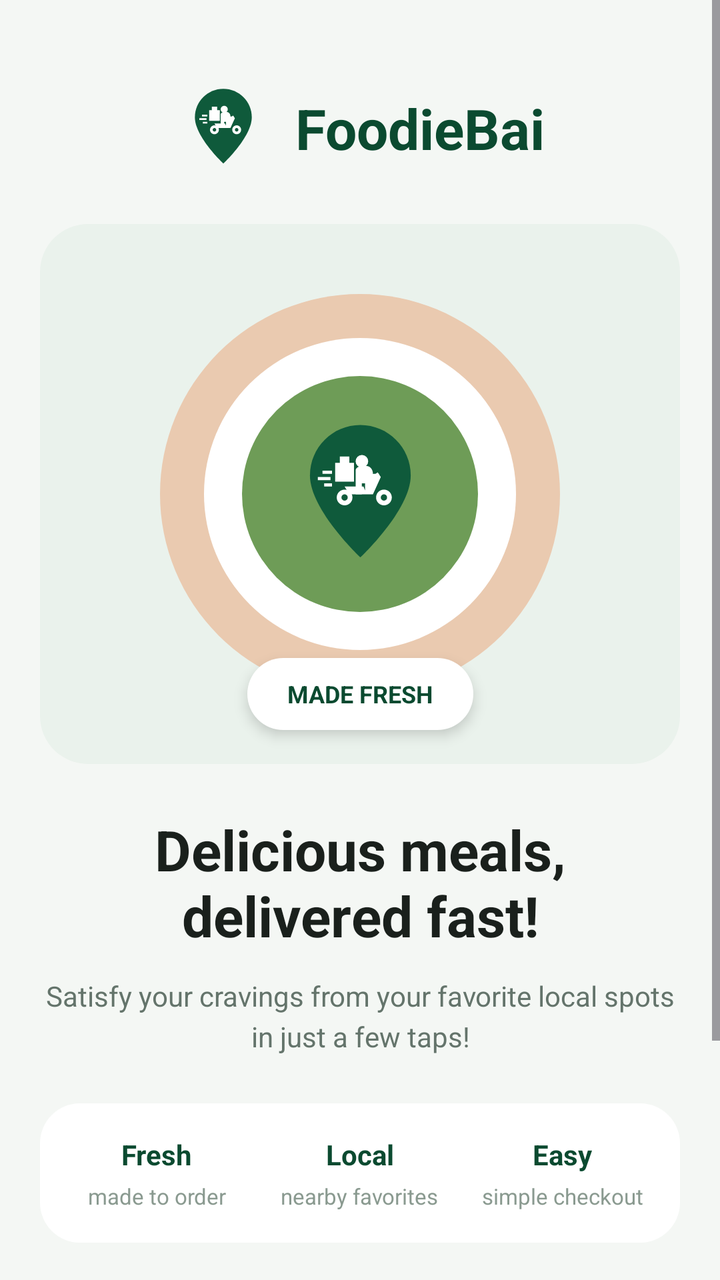
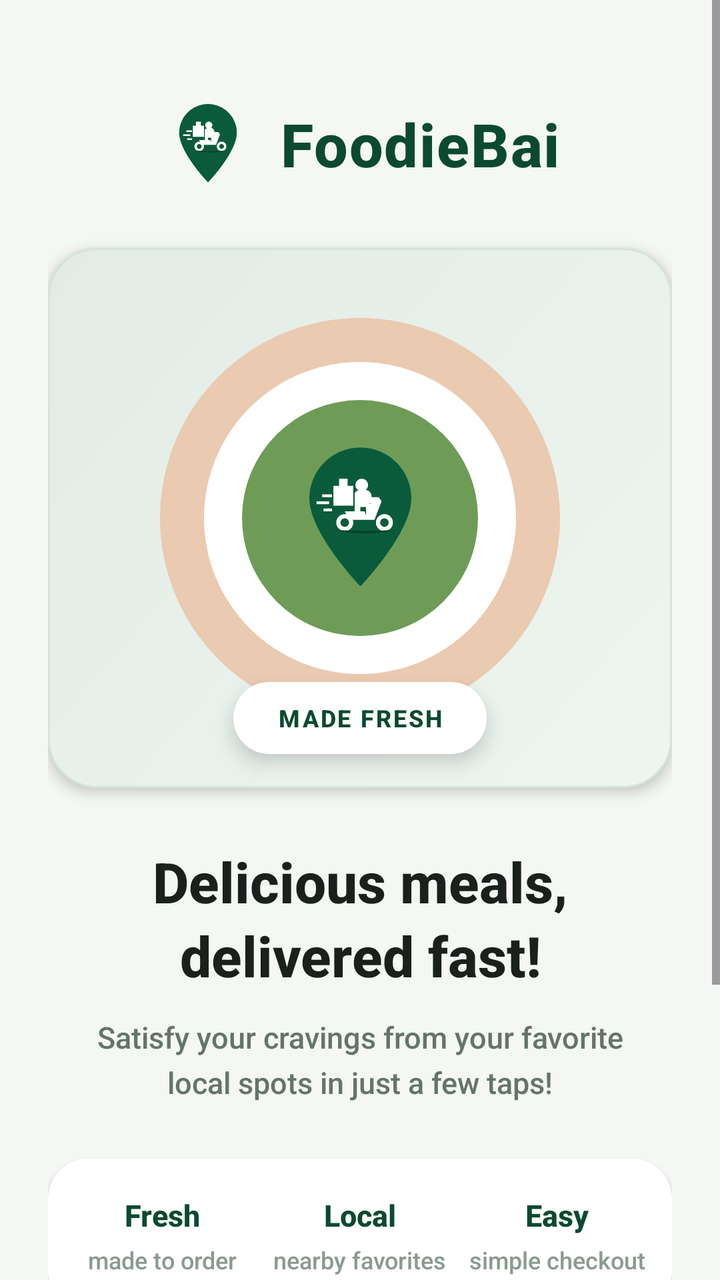

Before-and-after screenshots of an Android layout around one commit, followed by the original layout XML and the change that was made.
<!-- AndroidManifest.xml: application theme Theme.FoodOrderingSystem -->
<!-- res/layout/activity_welcome.xml -->
<?xml version="1.0" encoding="utf-8"?>
<ScrollView xmlns:android="http://schemas.android.com/apk/res/android"
    xmlns:app="http://schemas.android.com/apk/res-auto"
    android:layout_width="match_parent"
    android:layout_height="match_parent"
    android:background="@color/bg_screen"
    android:fillViewport="true">

    <androidx.constraintlayout.widget.ConstraintLayout
        android:layout_width="match_parent"
        android:layout_height="wrap_content"
        android:padding="20dp">

        
        <LinearLayout
            android:id="@+id/ll_header"
            android:layout_width="wrap_content"
            android:layout_height="wrap_content"
            android:layout_marginTop="20dp"
            android:gravity="center_vertical"
            android:orientation="horizontal"
            app:layout_constraintEnd_toEndOf="parent"
            app:layout_constraintStart_toStartOf="parent"
            app:layout_constraintTop_toTopOf="parent">

            <ImageView
                android:layout_width="48dp"
                android:layout_height="48dp"
                android:src="@drawable/ic_scooter_pin" />

            <TextView
                android:layout_width="wrap_content"
                android:layout_height="wrap_content"
                android:layout_marginStart="12dp"
                android:text="FoodieBai"
                android:textColor="@color/primary_green_dark"
                android:textSize="28sp"
                android:textStyle="bold" />
        </LinearLayout>

        
        <androidx.constraintlayout.widget.ConstraintLayout
            android:id="@+id/card_hero"
            android:layout_width="0dp"
            android:layout_height="270dp"
            android:layout_marginTop="24dp"
            android:background="@drawable/bg_hero_card"
            app:layout_constraintEnd_toEndOf="parent"
            app:layout_constraintStart_toStartOf="parent"
            app:layout_constraintTop_toBottomOf="@id/ll_header">

            
            
            <View
                android:id="@+id/v_outer_circle"
                android:layout_width="200dp"
                android:layout_height="200dp"
                android:background="@drawable/bg_circle_tan"
                app:layout_constraintBottom_toBottomOf="parent"
                app:layout_constraintEnd_toEndOf="parent"
                app:layout_constraintStart_toStartOf="parent"
                app:layout_constraintTop_toTopOf="parent" />

            
            <View
                android:id="@+id/v_white_ring"
                android:layout_width="156dp"
                android:layout_height="156dp"
                android:background="@drawable/bg_circle_white"
                app:layout_constraintBottom_toBottomOf="@id/v_outer_circle"
                app:layout_constraintEnd_toEndOf="@id/v_outer_circle"
                app:layout_constraintStart_toStartOf="@id/v_outer_circle"
                app:layout_constraintTop_toTopOf="@id/v_outer_circle" />

            
            <View
                android:id="@+id/v_green_ring"
                android:layout_width="118dp"
                android:layout_height="118dp"
                android:background="@drawable/bg_circle_green_hero"
                app:layout_constraintBottom_toBottomOf="@id/v_white_ring"
                app:layout_constraintEnd_toEndOf="@id/v_white_ring"
                app:layout_constraintStart_toStartOf="@id/v_white_ring"
                app:layout_constraintTop_toTopOf="@id/v_white_ring" />

            
            <ImageView
                android:id="@+id/iv_hero_logo"
                android:layout_width="85dp"
                android:layout_height="85dp"
                android:src="@drawable/ic_scooter_pin"
                app:layout_constraintBottom_toBottomOf="@id/v_green_ring"
                app:layout_constraintEnd_toEndOf="@id/v_green_ring"
                app:layout_constraintStart_toStartOf="@id/v_green_ring"
                app:layout_constraintTop_toTopOf="@id/v_green_ring" />

            
            <TextView
                android:layout_width="wrap_content"
                android:layout_height="36dp"
                android:background="@drawable/bg_info_pill"
                android:elevation="4dp"
                android:gravity="center"
                android:paddingHorizontal="20dp"
                android:text="MADE FRESH"
                android:textColor="@color/primary_green_dark"
                android:textSize="12sp"
                android:textStyle="bold"
                app:layout_constraintBottom_toBottomOf="@id/v_outer_circle"
                app:layout_constraintEnd_toEndOf="parent"
                app:layout_constraintStart_toStartOf="parent"
                app:layout_constraintTop_toBottomOf="@id/v_outer_circle" />

        </androidx.constraintlayout.widget.ConstraintLayout>

        
        <TextView
            android:id="@+id/tv_headline"
            android:layout_width="0dp"
            android:layout_height="wrap_content"
            android:layout_marginTop="24dp"
            android:gravity="center"
            android:text="Delicious meals,\ndelivered fast!"
            android:textColor="@color/text_dark"
            android:textSize="28sp"
            android:textStyle="bold"
            app:layout_constraintEnd_toEndOf="parent"
            app:layout_constraintStart_toStartOf="parent"
            app:layout_constraintTop_toBottomOf="@id/card_hero" />

        
        <TextView
            android:id="@+id/tv_subtitle"
            android:layout_width="0dp"
            android:layout_height="wrap_content"
            android:layout_marginTop="12dp"
            android:gravity="center"
            android:lineSpacingExtra="4dp"
            android:text="Satisfy your cravings from your favorite local spots in just a few taps!"
            android:textColor="@color/text_secondary"
            android:textSize="14sp"
            app:layout_constraintEnd_toEndOf="parent"
            app:layout_constraintStart_toStartOf="parent"
            app:layout_constraintTop_toBottomOf="@id/tv_headline" />

        
        <LinearLayout
            android:id="@+id/ll_info_pill"
            android:layout_width="0dp"
            android:layout_height="wrap_content"
            android:layout_marginTop="24dp"
            android:background="@drawable/bg_info_pill"
            android:orientation="horizontal"
            android:paddingHorizontal="8dp"
            android:paddingVertical="16dp"
            app:layout_constraintEnd_toEndOf="parent"
            app:layout_constraintStart_toStartOf="parent"
            app:layout_constraintTop_toBottomOf="@id/tv_subtitle">

            <LinearLayout
                android:layout_width="0dp"
                android:layout_height="wrap_content"
                android:layout_weight="1"
                android:gravity="center"
                android:orientation="vertical">

                <TextView
                    android:layout_width="wrap_content"
                    android:layout_height="wrap_content"
                    android:text="Fresh"
                    android:textColor="@color/primary_green_dark"
                    android:textSize="14sp"
                    android:textStyle="bold" />

                <TextView
                    android:layout_width="wrap_content"
                    android:layout_height="wrap_content"
                    android:layout_marginTop="4dp"
                    android:text="made to order"
                    android:textColor="@color/text_muted"
                    android:textSize="11sp" />
            </LinearLayout>

            <LinearLayout
                android:layout_width="0dp"
                android:layout_height="wrap_content"
                android:layout_weight="1"
                android:gravity="center"
                android:orientation="vertical">

                <TextView
                    android:layout_width="wrap_content"
                    android:layout_height="wrap_content"
                    android:text="Local"
                    android:textColor="@color/primary_green_dark"
                    android:textSize="14sp"
                    android:textStyle="bold" />

                <TextView
                    android:layout_width="wrap_content"
                    android:layout_height="wrap_content"
                    android:layout_marginTop="4dp"
                    android:text="nearby favorites"
                    android:textColor="@color/text_muted"
                    android:textSize="11sp" />
            </LinearLayout>

            <LinearLayout
                android:layout_width="0dp"
                android:layout_height="wrap_content"
                android:layout_weight="1"
                android:gravity="center"
                android:orientation="vertical">

                <TextView
                    android:layout_width="wrap_content"
                    android:layout_height="wrap_content"
                    android:text="Easy"
                    android:textColor="@color/primary_green_dark"
                    android:textSize="14sp"
                    android:textStyle="bold" />

                <TextView
                    android:layout_width="wrap_content"
                    android:layout_height="wrap_content"
                    android:layout_marginTop="4dp"
                    android:text="simple checkout"
                    android:textColor="@color/text_muted"
                    android:textSize="11sp" />
            </LinearLayout>
        </LinearLayout>

        
        <Button
            android:id="@+id/btn_get_started"
            android:layout_width="0dp"
            android:layout_height="56dp"
            android:layout_marginTop="24dp"
            android:backgroundTint="@color/primary_green"
            android:text="Get started"
            android:textColor="@color/white"
            android:textSize="16sp"
            android:textStyle="bold"
            app:cornerRadius="28dp"
            app:layout_constraintEnd_toEndOf="parent"
            app:layout_constraintStart_toStartOf="parent"
            app:layout_constraintTop_toBottomOf="@id/ll_info_pill" />

        
        <Button
            android:id="@+id/btn_already_account"
            style="@style/Widget.Material3.Button.OutlinedButton"
            android:layout_width="0dp"
            android:layout_height="56dp"
            android:layout_marginTop="10dp"
            android:layout_marginBottom="24dp"
            android:backgroundTint="@color/white"
            android:text="I already have an account"
            android:textColor="@color/primary_green_dark"
            android:textSize="16sp"
            android:textStyle="bold"
            app:cornerRadius="28dp"
            app:layout_constraintEnd_toEndOf="parent"
            app:layout_constraintStart_toStartOf="parent"
            app:layout_constraintTop_toBottomOf="@id/btn_get_started"
            app:strokeColor="@color/border_light" />

    </androidx.constraintlayout.widget.ConstraintLayout>
</ScrollView>
<!-- resources referenced by this layout -->
<resources>
  <color name="bg_screen">#F4F7F4</color>
  <color name="border_light">#E2E8E4</color>
  <color name="primary_green">#0F5A3B</color>
  <color name="primary_green_dark">#0B4A30</color>
  <color name="text_dark">#1A201C</color>
  <color name="text_muted">#8A9A90</color>
  <color name="text_secondary">#64746B</color>
  <color name="white">#FFFFFFFF</color>
  <!-- drawable bg_circle_green_hero (drawable) -->
  <?xml version="1.0" encoding="utf-8"?>
  <shape xmlns:android="http://schemas.android.com/apk/res/android"
      android:shape="oval">
      <solid android:color="#6E9C57" />
  </shape>
  <!-- drawable bg_circle_tan (drawable) -->
  <?xml version="1.0" encoding="utf-8"?>
  <shape xmlns:android="http://schemas.android.com/apk/res/android"
      android:shape="oval">
      <solid android:color="#EACAB0" />
  </shape>
  <!-- drawable bg_circle_white (drawable) -->
  <?xml version="1.0" encoding="utf-8"?>
  <shape xmlns:android="http://schemas.android.com/apk/res/android"
      android:shape="oval">
      <solid android:color="#FFFFFF" />
  </shape>
  <!-- drawable bg_hero_card (drawable) -->
  <?xml version="1.0" encoding="utf-8"?>
  <shape xmlns:android="http://schemas.android.com/apk/res/android">
      <solid android:color="#EAF2EC" />
      <corners android:radius="24dp" />
  </shape>
  <!-- drawable ic_scooter_pin (drawable) -->
  <vector xmlns:android="http://schemas.android.com/apk/res/android"
      android:width="108dp"
      android:height="108dp"
      android:viewportWidth="108"
      android:viewportHeight="108">
  
      
      <path
          android:fillColor="#0F5A3B"
          android:pathData="M54,10 C36.33,10 22,24.33 22,42 C22,64 54,94 54,94 C54,94 86,64 86,42 C86,24.33 71.67,10 54,10 Z"/>
  
      
      <path
          android:fillColor="#FFFFFF"
          android:pathData="M30,39 h6 v2 h-6 z M27,43 h8 v2 h-8 z M31,47 h5 v2 h-5 z"/>
  
      
      <path
          android:fillColor="#FFFFFF"
          android:pathData="M38,34 h12 v12 h-12 z M41,30 h6 v4 h-6 z"/>
  
      
      <path
          android:fillColor="#FFFFFF"
          android:pathData="M55,29 A4,4 0 1,0 55,37 A4,4 0 1,0 55,29 Z"/>
  
      
      <path
          android:fillColor="#FFFFFF"
          android:pathData="M51,39 C51,37 53,36 56,36 L58,36 C60,36 62,38 62,41 L60,47 L55,47 L55,54 L51,54 Z M60,41 L66,41 L63,45 L60,44 Z"/>
  
      
      
      <path
          android:fillColor="#FFFFFF"
          android:pathData="M44,51 C41.24,51 39,53.24 39,56 C39,58.76 41.24,61 44,61 C46.76,61 49,58.76 49,56 C49,53.24 46.76,51 44,51 Z M44,54 C45.1,54 46,54.9 46,56 C46,57.1 45.1,58 44,58 C42.9,58 42,57.1 42,56 C42,54.9 42.9,54 44,54 Z"/>
      
      <path
          android:fillColor="#FFFFFF"
          android:pathData="M69,51 C66.24,51 64,53.24 64,56 C64,58.76 66.24,61 69,61 C71.76,61 74,58.76 74,56 C74,53.24 71.76,51 69,51 Z M69,54 C70.1,54 71,54.9 71,56 C71,57.1 70.1,58 69,58 C67.9,58 67,57.1 67,56 C67,54.9 67.9,54 69,54 Z"/>
      
      <path
          android:fillColor="#FFFFFF"
          android:pathData="M44,49 L56,49 L58,54 L47,54 Z M57,46 L65,40 L67,43 L62,54 L57,54 Z"/>
  </vector>
  <style name="Theme.FoodOrderingSystem" parent="Base.Theme.FoodOrderingSystem" />
  <style name="Base.Theme.FoodOrderingSystem" parent="Theme.Material3.DayNight.NoActionBar">
          <item name="colorPrimary">@color/primary_green</item>
          <item name="colorOnPrimary">@color/white</item>
          <item name="android:windowBackground">@color/bg_screen</item>
          <item name="android:statusBarColor">@color/bg_screen</item>
          <item name="android:windowLightStatusBar">true</item>
      </style>
  <!-- unchanged entries left out for length: 1 -->
</resources>

<!-- the commit's change to res/layout/activity_welcome.xml (unified diff, before → after) -->
@@ -9,14 +9,14 @@
     <androidx.constraintlayout.widget.ConstraintLayout
         android:layout_width="match_parent"
         android:layout_height="wrap_content"
-        android:padding="20dp">
+        android:padding="24dp">
 
         
         <LinearLayout
             android:id="@+id/ll_header"
             android:layout_width="wrap_content"
             android:layout_height="wrap_content"
-            android:layout_marginTop="20dp"
+            android:layout_marginTop="24dp"
             android:gravity="center_vertical"
             android:orientation="horizontal"
             app:layout_constraintEnd_toEndOf="parent"
@@ -28,23 +28,27 @@
                 android:layout_height="48dp"
                 android:src="@drawable/ic_scooter_pin" />
 
+            
             <TextView
                 android:layout_width="wrap_content"
                 android:layout_height="wrap_content"
                 android:layout_marginStart="12dp"
+                android:letterSpacing="0.02"
                 android:text="FoodieBai"
                 android:textColor="@color/primary_green_dark"
-                android:textSize="28sp"
+                android:textSize="30sp"
                 android:textStyle="bold" />
         </LinearLayout>
 
         
+        
         <androidx.constraintlayout.widget.ConstraintLayout
             android:id="@+id/card_hero"
             android:layout_width="0dp"
             android:layout_height="270dp"
-            android:layout_marginTop="24dp"
+            android:layout_marginTop="28dp"
             android:background="@drawable/bg_hero_card"
+            android:elevation="4dp"
             app:layout_constraintEnd_toEndOf="parent"
             app:layout_constraintStart_toStartOf="parent"
             app:layout_constraintTop_toBottomOf="@id/ll_header">
@@ -95,13 +99,15 @@
                 app:layout_constraintTop_toTopOf="@id/v_green_ring" />
 
             
+            
             <TextView
                 android:layout_width="wrap_content"
                 android:layout_height="36dp"
                 android:background="@drawable/bg_info_pill"
-                android:elevation="4dp"
-                android:gravity="center"
-                android:paddingHorizontal="20dp"
+                android:elevation="6dp"
+                android:gravity="center"
+                android:letterSpacing="0.08"
+                android:paddingHorizontal="22dp"
                 android:text="MADE FRESH"
                 android:textColor="@color/primary_green_dark"
                 android:textSize="12sp"
@@ -114,12 +120,14 @@
         </androidx.constraintlayout.widget.ConstraintLayout>
 
         
+        
         <TextView
             android:id="@+id/tv_headline"
             android:layout_width="0dp"
             android:layout_height="wrap_content"
-            android:layout_marginTop="24dp"
+            android:layout_marginTop="28dp"
             android:gravity="center"
+            android:lineSpacingExtra="4dp"
             android:text="Delicious meals,\ndelivered fast!"
             android:textColor="@color/text_dark"
             android:textSize="28sp"
@@ -129,30 +137,34 @@
             app:layout_constraintTop_toBottomOf="@id/card_hero" />
 
         
+        
         <TextView
             android:id="@+id/tv_subtitle"
             android:layout_width="0dp"
             android:layout_height="wrap_content"
             android:layout_marginTop="12dp"
+            android:layout_marginHorizontal="8dp"
             android:gravity="center"
-            android:lineSpacingExtra="4dp"
+            android:lineSpacingExtra="5dp"
             android:text="Satisfy your cravings from your favorite local spots in just a few taps!"
             android:textColor="@color/text_secondary"
-            android:textSize="14sp"
+            android:textSize="15sp"
             app:layout_constraintEnd_toEndOf="parent"
             app:layout_constraintStart_toStartOf="parent"
             app:layout_constraintTop_toBottomOf="@id/tv_headline" />
 
+        
         
         <LinearLayout
             android:id="@+id/ll_info_pill"
             android:layout_width="0dp"
             android:layout_height="wrap_content"
-            android:layout_marginTop="24dp"
+            android:layout_marginTop="28dp"
             android:background="@drawable/bg_info_pill"
+            android:elevation="2dp"
             android:orientation="horizontal"
             android:paddingHorizontal="8dp"
-            android:paddingVertical="16dp"
+            android:paddingVertical="18dp"
             app:layout_constraintEnd_toEndOf="parent"
             app:layout_constraintStart_toStartOf="parent"
             app:layout_constraintTop_toBottomOf="@id/tv_subtitle">
@@ -169,7 +181,7 @@
                     android:layout_height="wrap_content"
                     android:text="Fresh"
                     android:textColor="@color/primary_green_dark"
-                    android:textSize="14sp"
+                    android:textSize="15sp"
                     android:textStyle="bold" />
 
                 <TextView
@@ -178,7 +190,7 @@
                     android:layout_marginTop="4dp"
                     android:text="made to order"
                     android:textColor="@color/text_muted"
-                    android:textSize="11sp" />
+                    android:textSize="12sp" />
             </LinearLayout>
 
             <LinearLayout
@@ -193,7 +205,7 @@
                     android:layout_height="wrap_content"
                     android:text="Local"
                     android:textColor="@color/primary_green_dark"
-                    android:textSize="14sp"
+                    android:textSize="15sp"
                     android:textStyle="bold" />
 
                 <TextView
@@ -202,7 +214,7 @@
                     android:layout_marginTop="4dp"
                     android:text="nearby favorites"
                     android:textColor="@color/text_muted"
-                    android:textSize="11sp" />
+                    android:textSize="12sp" />
             </LinearLayout>
 
             <LinearLayout
@@ -217,7 +229,7 @@
                     android:layout_height="wrap_content"
                     android:text="Easy"
                     android:textColor="@color/primary_green_dark"
-                    android:textSize="14sp"
+                    android:textSize="15sp"
                     android:textStyle="bold" />
 
                 <TextView
@@ -226,17 +238,20 @@
                     android:layout_marginTop="4dp"
                     android:text="simple checkout"
                     android:textColor="@color/text_muted"
-                    android:textSize="11sp" />
+                    android:textSize="12sp" />
             </LinearLayout>
         </LinearLayout>
 
         
+        
         <Button
             android:id="@+id/btn_get_started"
             android:layout_width="0dp"
             android:layout_height="56dp"
-            android:layout_marginTop="24dp"
+            android:layout_marginTop="28dp"
             android:backgroundTint="@color/primary_green"
+            android:elevation="4dp"
+            android:stateListAnimator="@null"
             android:text="Get started"
             android:textColor="@color/white"
             android:textSize="16sp"
@@ -247,12 +262,13 @@
             app:layout_constraintTop_toBottomOf="@id/ll_info_pill" />
 
         
+        
         <Button
             android:id="@+id/btn_already_account"
             style="@style/Widget.Material3.Button.OutlinedButton"
             android:layout_width="0dp"
             android:layout_height="56dp"
-            android:layout_marginTop="10dp"
+            android:layout_marginTop="12dp"
             android:layout_marginBottom="24dp"
             android:backgroundTint="@color/white"
             android:text="I already have an account"
@@ -263,7 +279,8 @@
             app:layout_constraintEnd_toEndOf="parent"
             app:layout_constraintStart_toStartOf="parent"
             app:layout_constraintTop_toBottomOf="@id/btn_get_started"
-            app:strokeColor="@color/border_light" />
+            app:strokeColor="@color/border_light"
+            app:strokeWidth="1.5dp" />
 
     </androidx.constraintlayout.widget.ConstraintLayout>
 </ScrollView>
<!-- resource entries referenced after the edit -->
@@ -29,54 +29,66 @@
   <!-- drawable bg_hero_card (drawable) -->
   <?xml version="1.0" encoding="utf-8"?>
   <shape xmlns:android="http://schemas.android.com/apk/res/android">
-      <solid android:color="#EAF2EC" />
+      <gradient
+          android:angle="135"
+          android:startColor="#EEF5F0"
+          android:endColor="#E2ECE5" />
       <corners android:radius="24dp" />
+      <stroke
+          android:width="1dp"
+          android:color="#D6E3DB" />
   </shape>
   <!-- drawable ic_scooter_pin (drawable) -->
   <vector xmlns:android="http://schemas.android.com/apk/res/android"
-      android:width="108dp"
-      android:height="108dp"
-      android:viewportWidth="108"
-      android:viewportHeight="108">
+      android:width="120dp"
+      android:height="120dp"
+      android:viewportWidth="120"
+      android:viewportHeight="120">
   
       
       <path
-          android:fillColor="#0F5A3B"
-          android:pathData="M54,10 C36.33,10 22,24.33 22,42 C22,64 54,94 54,94 C54,94 86,64 86,42 C86,24.33 71.67,10 54,10 Z"/>
+          android:fillColor="#0A5B3B"
+          android:pathData="M60,10 C40.12,10 24,26.12 24,46 C24,70.5 60,108 60,108 C60,108 96,70.5 96,46 C96,26.12 79.88,10 60,10 Z"/>
   
       
       <path
           android:fillColor="#FFFFFF"
-          android:pathData="M30,39 h6 v2 h-6 z M27,43 h8 v2 h-8 z M31,47 h5 v2 h-5 z"/>
+          android:pathData="M33,43 h7 v2 h-7 z M29,48 h9 v2 h-9 z M34,53 h6 v2 h-6 z"/>
   
       
       <path
           android:fillColor="#FFFFFF"
-          android:pathData="M38,34 h12 v12 h-12 z M41,30 h6 v4 h-6 z"/>
+          android:pathData="M41,37 h14 v14 h-14 z M45,32 h6 v5 h-6 z"/>
   
       
       <path
           android:fillColor="#FFFFFF"
-          android:pathData="M55,29 A4,4 0 1,0 55,37 A4,4 0 1,0 55,29 Z"/>
+          android:pathData="M61,32 A4.5,4.5 0 1,0 61,41 A4.5,4.5 0 1,0 61,32 Z"/>
   
       
       <path
           android:fillColor="#FFFFFF"
-          android:pathData="M51,39 C51,37 53,36 56,36 L58,36 C60,36 62,38 62,41 L60,47 L55,47 L55,54 L51,54 Z M60,41 L66,41 L63,45 L60,44 Z"/>
+          android:pathData="M56,43 C56,41 58,40 61,40 L64,40 C66,40 68,42 68,45 L66,52 L60,52 L60,60 L56,60 Z M66,45 L73,45 L70,50 L66,49 Z"/>
   
-      
       
       <path
           android:fillColor="#FFFFFF"
-          android:pathData="M44,51 C41.24,51 39,53.24 39,56 C39,58.76 41.24,61 44,61 C46.76,61 49,58.76 49,56 C49,53.24 46.76,51 44,51 Z M44,54 C45.1,54 46,54.9 46,56 C46,57.1 45.1,58 44,58 C42.9,58 42,57.1 42,56 C42,54.9 42.9,54 44,54 Z"/>
+          android:pathData="M49,57 C45.69,57 43,59.69 43,63 C43,66.31 45.69,69 49,69 C52.31,69 55,66.31 55,63 C55,59.69 52.31,57 49,57 Z M49,60 C50.66,60 52,61.34 52,63 C52,64.66 50.66,66 49,66 C47.34,66 46,64.66 46,63 C46,61.34 47.34,60 49,60 Z"/>
+  
       
       <path
           android:fillColor="#FFFFFF"
-          android:pathData="M69,51 C66.24,51 64,53.24 64,56 C64,58.76 66.24,61 69,61 C71.76,61 74,58.76 74,56 C74,53.24 71.76,51 69,51 Z M69,54 C70.1,54 71,54.9 71,56 C71,57.1 70.1,58 69,58 C67.9,58 67,57.1 67,56 C67,54.9 67.9,54 69,54 Z"/>
+          android:pathData="M77,57 C73.69,57 71,59.69 71,63 C71,66.31 73.69,69 77,69 C80.31,69 83,66.31 83,63 C83,59.69 80.31,57 77,57 Z M77,60 C78.66,60 80,61.34 80,63 C80,64.66 78.66,66 77,66 C75.34,66 74,64.66 74,63 C74,61.34 75.34,60 77,60 Z"/>
+  
       
       <path
           android:fillColor="#FFFFFF"
-          android:pathData="M44,49 L56,49 L58,54 L47,54 Z M57,46 L65,40 L67,43 L62,54 L57,54 Z"/>
+          android:pathData="M49,55 L63,55 L65,61 L52,61 Z M64,52 L73,45 L75,48 L70,61 L64,61 Z"/>
+  
+      
+      <path
+          android:fillColor="#063E27"
+          android:pathData="M41,68 Q63,73 85,68 Q63,70 41,68 Z"/>
   </vector>
   <style name="Theme.FoodOrderingSystem" parent="Base.Theme.FoodOrderingSystem" />
   <style name="Base.Theme.FoodOrderingSystem" parent="Theme.Material3.DayNight.NoActionBar">
@@ -85,6 +97,9 @@
           <item name="android:windowBackground">@color/bg_screen</item>
           <item name="android:statusBarColor">@color/bg_screen</item>
           <item name="android:windowLightStatusBar">true</item>
+          
+          <item name="android:overScrollMode">never</item>
+          <item name="android:fontFamily">sans-serif-medium</item>
       </style>
   <!-- unchanged entries left out for length: 1 -->
 </resources>
